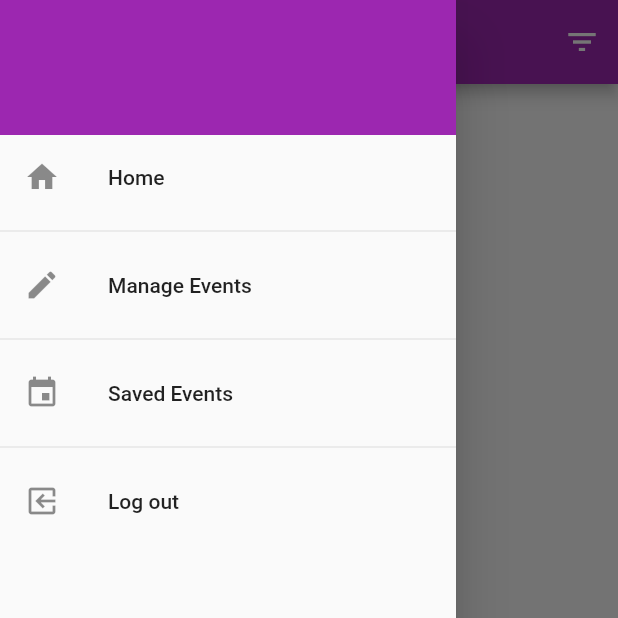
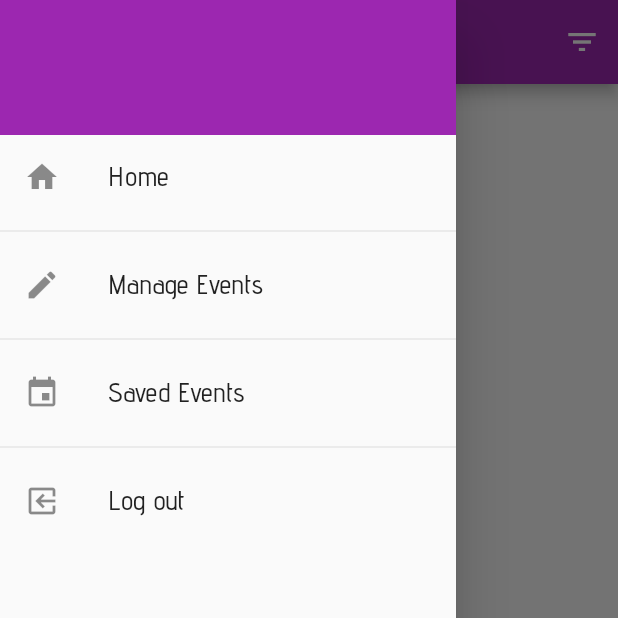
Before and after one commit to ConradSpiekerman/studygroupapp, a Flutter app: the screen it shows after launch, with the side drawer open, on a phone screen of 412 x 824 dp, the top half of it. Run offline on Flutter 3.47's test engine with Material 2 defaults, Android fonts, the phone set to English and light mode, and no system bars; our stand-ins replace cloud_firestore, shared_preferences; accounts and stored records are empty.

Commit message:
some design changes

```diff
--- a/lib/main.dart
+++ b/lib/main.dart
@@ -21,7 +21,10 @@ class MyApp extends StatelessWidget {
       child: MaterialApp(
         title: 'Study Group Planner',
         theme: ThemeData(
-            primarySwatch: Colors.purple, accentColor: Colors.deepPurple),
+          primarySwatch: Colors.purple,
+          accentColor: Colors.deepPurple,
+          fontFamily: 'AdventPro',
+        ),
         home: HomePageScreen(),
         routes: {
           ManageEventScreen.routeName: (ctx) => ManageEventScreen(),
--- a/lib/providers/study_groups.dart
+++ b/lib/providers/study_groups.dart
@@ -301,6 +301,7 @@ class StudyGroups with ChangeNotifier {
       });
       _groups.clear();
       _groups.addAll(groups);
+      _groups.sort((a, b) => a.dateTime.compareTo(b.dateTime));
       _subjects.clear();
       _groups.forEach((item) {
         if (_subjects.containsKey(item.subject)) {
@@ -309,7 +310,6 @@ class StudyGroups with ChangeNotifier {
           _subjects[item.subject] = 1;
         }
       });
-
       notifyListeners();
     } catch (error) {
       print("Error while fetching data!");
--- a/lib/screens/home_page_screen.dart
+++ b/lib/screens/home_page_screen.dart
@@ -13,7 +13,11 @@ class HomePageScreen extends StatelessWidget {
   Widget build(BuildContext context) {
     return Scaffold(
       appBar: AppBar(
-        title: Text('Home'),
+        title: Text('Study Group Planner',
+        style: TextStyle(
+          fontWeight: FontWeight.bold
+        ),
+        ),
         actions: [
           // change the endDrawer default icon to filter icon
           Builder(
--- a/lib/screens/manage_event_screen.dart
+++ b/lib/screens/manage_event_screen.dart
@@ -25,14 +25,14 @@ class ManageEventScreen extends StatelessWidget {
             children: <Widget>[
               UserEventItem(studyGroups[i]),
               Divider(
-                color: Colors.deepPurple,
+                color: Theme.of(context).accentColor,
               ),
             ],
           ),
         ),
       ),
       floatingActionButton: FloatingActionButton(
-        backgroundColor: Colors.deepPurple,
+        backgroundColor: Theme.of(context).accentColor,
         child: Icon(Icons.add),
         onPressed: () {
           showDialog(
--- a/lib/screens/saved_events_screen.dart
+++ b/lib/screens/saved_events_screen.dart
@@ -20,7 +20,7 @@ class SavedEventsScreen extends StatelessWidget {
           children: <Widget>[
             SavedEventItem(savedEvents[i]),
             Divider(
-              color: Colors.deepPurple,
+              color: Theme.of(context).accentColor,
             ),
           ],
         ),
--- a/lib/widgets/filter_study_group_chip.dart
+++ b/lib/widgets/filter_study_group_chip.dart
@@ -20,7 +20,7 @@ class _FilterChipWidgetState extends State<FilterChipWidget> {
     return FilterChip(
       label: Text(widget.chipName),
       labelStyle: TextStyle(
-          color: Color(0xff6200ee),
+          color: Theme.of(context).accentColor,
           fontSize: 16.0,
           fontWeight: FontWeight.bold),
       selected: widget.isSelected,
--- a/lib/widgets/navigation_drawer.dart
+++ b/lib/widgets/navigation_drawer.dart
@@ -14,11 +14,11 @@ class NavigationDrawer extends StatelessWidget {
         children: <Widget>[
           Container(
             height: 90,
-            color: Colors.purple,
+            color: Theme.of(context).primaryColor,
           ),
           ListTile(
             leading: Icon(Icons.home),
-            title: Text('Home'),
+            title: Text('Home', style: TextStyle(fontSize: 18)),
             onTap: () {
               Navigator.of(context).pushReplacementNamed('/');
             },
@@ -26,7 +26,7 @@ class NavigationDrawer extends StatelessWidget {
           Divider(),
           ListTile(
             leading: Icon(Icons.edit),
-            title: Text('Manage Events'),
+            title: Text('Manage Events', style: TextStyle(fontSize: 18)),
             onTap: () {
               Navigator.of(context)
                   .pushReplacementNamed(ManageEventScreen.routeName);
@@ -35,7 +35,7 @@ class NavigationDrawer extends StatelessWidget {
           Divider(),
           ListTile(
             leading: Icon(Icons.event),
-            title: Text('Saved Events'),
+            title: Text('Saved Events', style: TextStyle(fontSize: 18)),
             onTap: () {
               Navigator.of(context)
                   .pushReplacementNamed(SavedEventsScreen.routeName);
@@ -49,7 +49,7 @@ class NavigationDrawer extends StatelessWidget {
                 Icons.exit_to_app,
               ),
             ),
-            title: Text('Log out'),
+            title: Text('Log out', style: TextStyle(fontSize: 18)),
             onTap: () {},
           ),
         ],
```
Also changed, not shown: lib/screens/create_event_screen.dart (+28 -27 lines), lib/widgets/filter_drawer.dart (+12 -8 lines), lib/widgets/saved_event_item.dart (+6 -6 lines), lib/widgets/study_group_item.dart (+5 -5 lines), lib/widgets/user_event_item.dart (+7 -7 lines), pubspec.yaml (+13 -0 lines), fonts/AdventPro-Bold.ttf (added), fonts/AdventPro-Medium.ttf (added), fonts/Electrolize-Regular.ttf (added), fonts/OpenSans-Bold.ttf (added), fonts/OpenSans-Regular.ttf (added), fonts/OpenSans-SemiBold.ttf (added).
